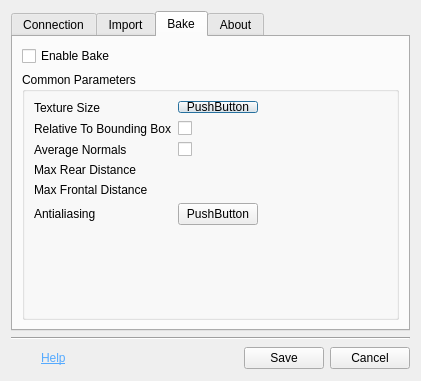
Qt form megascan_link_python/ui/uiDesign/settings_dialog.ui (Raider-Arts/painter-megascan-link) before a commit.
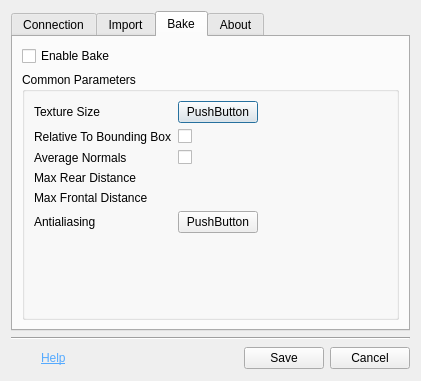
The same form after that commit. Custom widgets are drawn as their Qt base class.

Commit message: [PYTHON] Fixed ui design

The edit to the form file:
```diff
--- a/megascan_link_python/ui/uiDesign/settings_dialog.ui
+++ b/megascan_link_python/ui/uiDesign/settings_dialog.ui
@@ -170,24 +170,6 @@
                   <verstretch>0</verstretch>
                  </sizepolicy>
                 </property>
-                <property name="minimumSize">
-                 <size>
-                  <width>0</width>
-                  <height>12</height>
-                 </size>
-                </property>
-                <property name="maximumSize">
-                 <size>
-                  <width>16777215</width>
-                  <height>12</height>
-                 </size>
-                </property>
-                <property name="baseSize">
-                 <size>
-                  <width>0</width>
-                  <height>12</height>
-                 </size>
-                </property>
                 <property name="text">
                  <string>PushButton</string>
                 </property>
```
Left out of the diff: 4 changed lines with no effect on the pictures. The commit also changes 1 other file.
